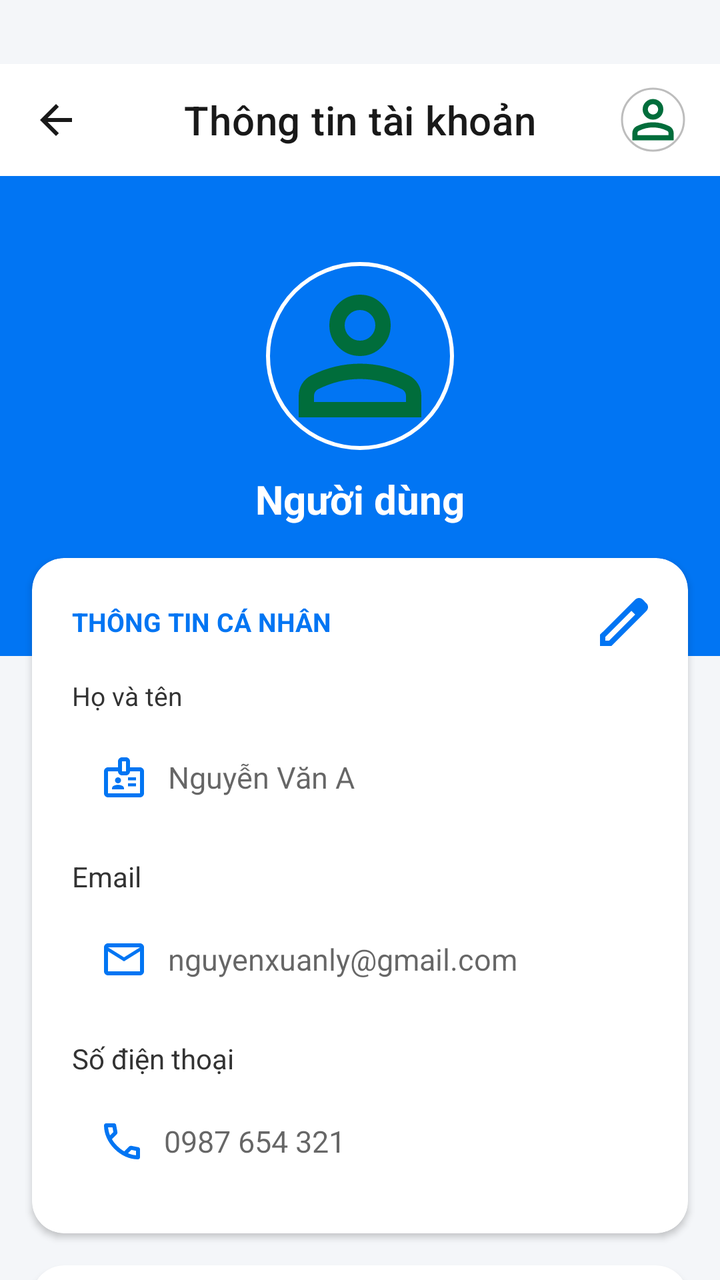
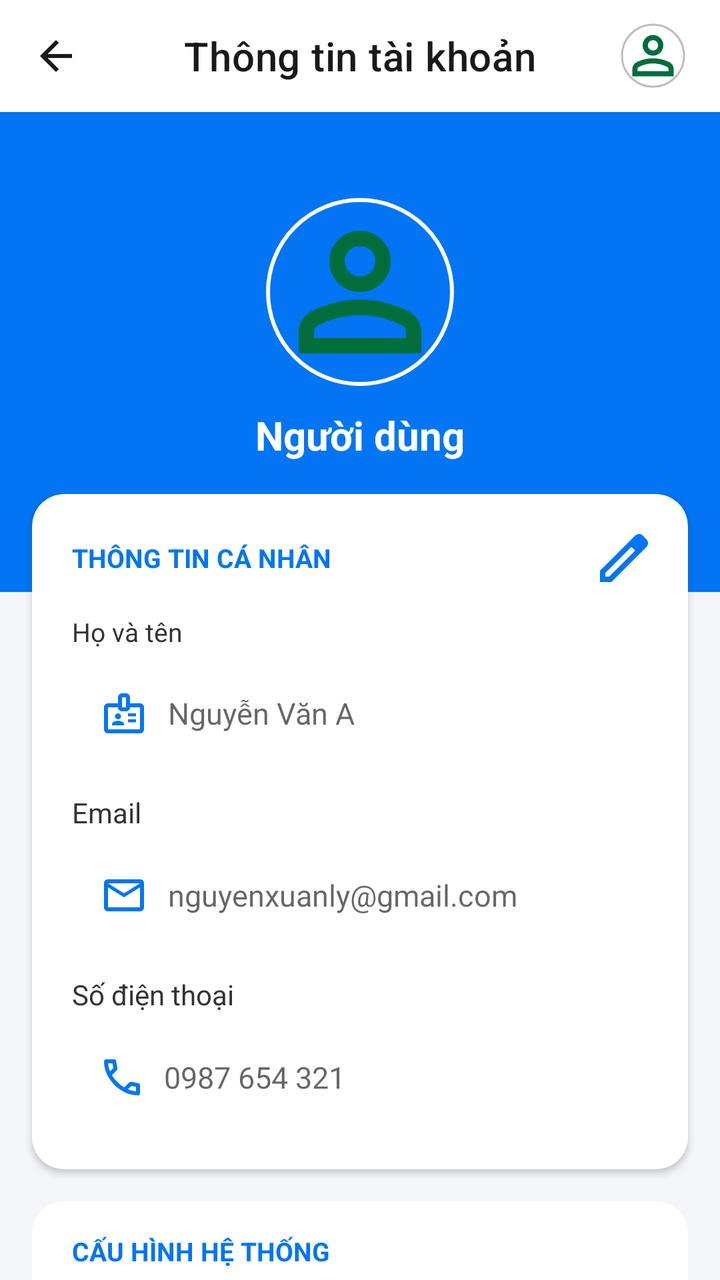

Two renders of the same Android screen: before a commit and after it. Below are the layout's source before the change and the commit's diff.
<!-- AndroidManifest.xml: application theme Theme.FlightBookingApp -->
<!-- res/layout/fragment_profile.xml -->
<?xml version="1.0" encoding="utf-8"?>
<androidx.coordinatorlayout.widget.CoordinatorLayout
    xmlns:android="http://schemas.android.com/apk/res/android"
    xmlns:app="http://schemas.android.com/apk/res-auto"
    xmlns:tools="http://schemas.android.com/tools"
    android:layout_width="match_parent"
    android:layout_height="match_parent"
    android:background="#F4F6F9">

    <com.google.android.material.appbar.AppBarLayout
        android:id="@+id/appBarLayout"
        android:layout_width="match_parent"
        android:layout_height="wrap_content"
        android:background="@android:color/transparent"
        app:elevation="0dp">

        <com.google.android.material.appbar.MaterialToolbar
            android:id="@+id/toolbarInfoProfile"
            android:layout_width="match_parent"
            android:layout_height="?attr/actionBarSize"
            android:background="@color/white"
            app:layout_anchor="@+id/appBarLayout"
            app:layout_anchorGravity="center"
            android:layout_marginTop="@dimen/spacing_large"
            app:navigationIcon="@drawable/ic_back"
            app:navigationIconTint="@color/textTitle"
            app:title="Thông tin tài khoản"
            app:titleCentered="true"
            app:titleTextColor="@color/textTitle">

            <com.google.android.material.imageview.ShapeableImageView
                android:id="@+id/imgSmallAvatar"
                android:layout_width="35dp"
                android:layout_height="35dp"
                android:layout_gravity="end"
                android:layout_marginEnd="16dp"
                android:background="@color/white"
                android:padding="2dp"
                android:scaleType="centerCrop"
                android:src="@drawable/ic_nav_profile"
                app:shapeAppearanceOverlay="@style/CircleImage"
                app:strokeColor="#BDBDBD"
                app:strokeWidth="1dp" />
        </com.google.android.material.appbar.MaterialToolbar>

    </com.google.android.material.appbar.AppBarLayout>

    <androidx.core.widget.NestedScrollView
        android:layout_width="match_parent"
        android:layout_height="match_parent"
        app:layout_behavior="@string/appbar_scrolling_view_behavior">

        <androidx.constraintlayout.widget.ConstraintLayout
            android:layout_width="match_parent"
            android:layout_height="wrap_content"
            android:paddingBottom="80dp">

            <View
                android:id="@+id/viewHeader"
                android:layout_width="match_parent"
                android:layout_height="240dp"
                android:background="#0175F3"
                app:layout_constraintEnd_toEndOf="parent"
                app:layout_constraintStart_toStartOf="parent"
                app:layout_constraintTop_toTopOf="parent" />

            <com.google.android.material.imageview.ShapeableImageView
                android:id="@+id/imgAvatar"
                android:layout_width="100dp"
                android:layout_height="100dp"
                android:layout_marginTop="40dp"
                android:padding="4dp"
                android:src="@drawable/ic_nav_profile"
                app:strokeColor="@color/white"
                app:strokeWidth="2dp"
                android:scaleType="centerCrop"
                app:shapeAppearanceOverlay="@style/CircleImage"
                app:layout_constraintTop_toTopOf="parent"
                app:layout_constraintStart_toStartOf="parent"
                app:layout_constraintEnd_toEndOf="parent" />

            <TextView
                android:id="@+id/tvRoleTag"
                android:layout_width="wrap_content"
                android:layout_height="wrap_content"
                android:layout_marginTop="8dp"
                android:text="Người dùng"
                android:textColor="@color/white"
                android:textSize="20sp"
                android:textStyle="bold"
                app:layout_constraintEnd_toEndOf="parent"
                app:layout_constraintStart_toStartOf="parent"
                app:layout_constraintTop_toBottomOf="@id/imgAvatar" />

            <com.google.android.material.card.MaterialCardView
                android:id="@+id/cardPersonalInfo"
                android:layout_width="0dp"
                android:layout_height="wrap_content"
                android:layout_margin="16dp"
                app:cardCornerRadius="16dp"
                app:cardElevation="2dp"
                app:strokeWidth="0dp"
                app:layout_constraintTop_toBottomOf="@id/tvRoleTag"
                app:layout_constraintStart_toStartOf="parent"
                app:layout_constraintEnd_toEndOf="parent">

                <LinearLayout
                    android:layout_width="match_parent"
                    android:layout_height="wrap_content"
                    android:orientation="vertical"
                    android:padding="20dp">

                    <RelativeLayout
                        android:layout_width="match_parent"
                        android:layout_height="wrap_content"
                        android:layout_marginBottom="16dp">

                        <TextView
                            android:layout_width="wrap_content"
                            android:layout_height="wrap_content"
                            android:text="THÔNG TIN CÁ NHÂN"
                            android:textColor="#0175F3"
                            android:textSize="13sp"
                            android:textStyle="bold"
                            android:layout_centerVertical="true"/>

                        <ImageView
                            android:id="@+id/imgEditProfile"
                            android:layout_width="24dp"
                            android:layout_height="24dp"
                            android:src="@drawable/ic_profile_edit"
                            app:tint="#0175F3"
                            android:layout_alignParentEnd="true"
                            android:layout_centerVertical="true"/>
                    </RelativeLayout>

                    <TextView
                        android:layout_width="wrap_content"
                        android:layout_height="wrap_content"
                        android:text="Họ và tên"
                        android:textSize="13sp"
                        android:layout_marginBottom="6dp"
                        android:textColor="@color/text_label" />

                    <TextView
                        android:id="@+id/tvNameDisplay"
                        android:layout_width="match_parent"
                        android:layout_height="52dp"
                        android:gravity="center_vertical"
                        android:paddingStart="16dp"
                        android:paddingEnd="16dp"
                        android:hint="Nguyễn Văn A"
                        android:textColor="#212121"
                        android:textSize="15sp"
                        android:drawableStart="@drawable/ic_profile_card"
                        android:drawablePadding="12dp"
                        app:drawableTint="#0175F3" />

                    <TextView
                        android:layout_width="wrap_content"
                        android:layout_height="wrap_content"
                        android:text="Email"
                        android:layout_marginTop="14dp"
                        android:layout_marginBottom="6dp"
                        android:textColor="@color/text_label" />

                    <TextView
                        android:id="@+id/tvEmailDisplay"
                        android:layout_width="match_parent"
                        android:layout_height="52dp"
                        android:gravity="center_vertical"
                        android:paddingStart="16dp"
                        android:paddingEnd="16dp"
                        android:hint="nguyenxuanly@gmail.com"
                        android:textColor="#212121"
                        android:textSize="15sp"
                        android:drawableStart="@drawable/ic_profile_email"
                        android:drawablePadding="12dp"
                        app:drawableTint="#0175F3" />

                    <TextView
                        android:layout_width="wrap_content"
                        android:layout_height="wrap_content"
                        android:text="Số điện thoại"
                        android:layout_marginTop="14dp"
                        android:layout_marginBottom="6dp"
                        android:textColor="@color/text_label" />

                    <TextView
                        android:id="@+id/tvPhoneDisplay"
                        android:layout_width="match_parent"
                        android:layout_height="52dp"
                        android:gravity="center_vertical"
                        android:paddingStart="16dp"
                        android:paddingEnd="16dp"
                        android:hint="0987 654 321"
                        android:textColor="#212121"
                        android:textSize="15sp"
                        android:drawableStart="@drawable/ic_profile_phone"
                        android:drawablePadding="12dp"
                        app:drawableTint="#0175F3" />

                </LinearLayout>
            </com.google.android.material.card.MaterialCardView>

            <com.google.android.material.card.MaterialCardView
                android:id="@+id/cardSystemConfig"
                android:layout_width="0dp"
                android:layout_height="wrap_content"
                android:layout_marginStart="16dp"
                android:layout_marginEnd="16dp"
                android:layout_marginTop="16dp"
                app:cardCornerRadius="16dp"
                app:cardElevation="2dp"
                app:strokeWidth="0dp"
                app:layout_constraintTop_toBottomOf="@id/cardPersonalInfo"
                app:layout_constraintStart_toStartOf="parent"
                app:layout_constraintEnd_toEndOf="parent">

                <LinearLayout
                    android:layout_width="match_parent"
                    android:layout_height="wrap_content"
                    android:orientation="vertical"
                    android:paddingTop="16dp"
                    android:paddingBottom="8dp">

                    <TextView
                        android:layout_width="wrap_content"
                        android:layout_height="wrap_content"
                        android:layout_marginStart="20dp"
                        android:layout_marginBottom="8dp"
                        android:text="CẤU HÌNH HỆ THỐNG"
                        android:textColor="#0175F3"
                        android:textSize="13sp"
                        android:textStyle="bold" />

                    <TextView
                        android:id="@+id/btnChangePassword"
                        android:layout_width="match_parent"
                        android:layout_height="56dp"
                        android:gravity="center_vertical"
                        android:paddingStart="20dp"
                        android:paddingEnd="20dp"
                        android:text="Đổi mật khẩu"
                        android:textColor="#212121"
                        android:textSize="15sp"
                        android:background="?attr/selectableItemBackground"
                        app:drawableStartCompat="@drawable/ic_menu_password"
                        app:drawableEndCompat="@drawable/ic_chevron_right"
                        app:drawableTint="#0175F3"
                        android:drawablePadding="16dp" />

                    <View android:layout_width="match_parent" android:layout_height="1dp" android:background="#F0F0F0" android:layout_marginStart="60dp" android:layout_marginEnd="20dp"/>

                    <TextView
                        android:id="@+id/btnPolicy"
                        android:layout_width="match_parent"
                        android:layout_height="56dp"
                        android:gravity="center_vertical"
                        android:paddingStart="20dp"
                        android:paddingEnd="20dp"
                        android:text="Chính sách &amp; Điều khoản"
                        android:textColor="#212121"
                        android:textSize="15sp"
                        android:background="?attr/selectableItemBackground"
                        app:drawableStartCompat="@drawable/ic_menu_policy"
                        app:drawableEndCompat="@drawable/ic_chevron_right"
                        app:drawableTint="#0175F3"
                        android:drawablePadding="16dp" />

                    <View android:layout_width="match_parent" android:layout_height="1dp" android:background="#F0F0F0" android:layout_marginStart="60dp" android:layout_marginEnd="20dp"/>

                    <TextView
                        android:id="@+id/btnSupport"
                        android:layout_width="match_parent"
                        android:layout_height="56dp"
                        android:gravity="center_vertical"
                        android:paddingStart="20dp"
                        android:paddingEnd="20dp"
                        android:text="Trung tâm trợ giúp"
                        android:textColor="#212121"
                        android:textSize="15sp"
                        android:background="?attr/selectableItemBackground"
                        app:drawableStartCompat="@drawable/ic_menu_support"
                        app:drawableEndCompat="@drawable/ic_chevron_right"
                        app:drawableTint="#0175F3"
                        android:drawablePadding="16dp" />

                    <View
                        android:layout_width="match_parent"
                        android:layout_height="1dp"
                        android:background="#F0F0F0"
                        android:layout_marginStart="60dp"
                        android:layout_marginEnd="20dp"/>

                    <TextView
                        android:id="@+id/btnLanguage"
                        android:layout_width="match_parent"
                        android:layout_height="56dp"
                        android:gravity="center_vertical"
                        android:paddingStart="20dp"
                        android:paddingEnd="20dp"
                        android:text="Ngôn ngữ"
                        android:textColor="#212121"
                        android:textSize="15sp"
                        android:background="?attr/selectableItemBackground"
                        app:drawableStartCompat="@drawable/ic_menu_language"
                        app:drawableEndCompat="@drawable/ic_chevron_right"
                        app:drawableTint="#0175F3"
                        android:drawablePadding="16dp" />

                </LinearLayout>
            </com.google.android.material.card.MaterialCardView>

            <com.google.android.material.button.MaterialButton
                android:id="@+id/btnLogout"
                style="@style/Widget.Material3.Button.OutlinedButton"
                android:layout_width="0dp"
                android:layout_height="56dp"
                android:layout_margin="16dp"
                android:text="Đăng xuất"
                android:textColor="#D32F2F"
                android:textSize="16sp"
                app:strokeColor="#D32F2F"
                app:icon="@drawable/ic_menu_logout"
                app:iconTint="#D32F2F"
                app:iconGravity="textStart"
                app:layout_constraintTop_toBottomOf="@id/cardSystemConfig"
                app:layout_constraintStart_toStartOf="parent"
                app:layout_constraintEnd_toEndOf="parent" />

        </androidx.constraintlayout.widget.ConstraintLayout>

    </androidx.core.widget.NestedScrollView>



</androidx.coordinatorlayout.widget.CoordinatorLayout>
<!-- resources referenced by this layout -->
<resources>
  <color name="textTitle">#191919</color>
  <color name="text_label">#333333</color>
  <color name="white">#FFFFFFFF</color>
  <dimen name="spacing_large">32dp</dimen>
  <!-- drawable ic_back (drawable) -->
  <vector xmlns:android="http://schemas.android.com/apk/res/android"
      android:width="16dp"
      android:height="16dp"
      android:viewportWidth="16"
      android:viewportHeight="16">
    <path
        android:pathData="M3.825,9L9.425,14.6L8,16L0,8L8,0L9.425,1.4L3.825,7H16V9H3.825Z"
        android:fillColor="#64748B"/>
  </vector>
  <!-- drawable ic_chevron_right (drawable) -->
  <vector xmlns:android="http://schemas.android.com/apk/res/android"
      android:width="8dp"
      android:height="12dp"
      android:viewportWidth="8"
      android:viewportHeight="12">
    <path
        android:pathData="M4.6,6L0,1.4L1.4,0L7.4,6L1.4,12L0,10.6L4.6,6Z"
        android:fillColor="#717786"/>
  </vector>
  <!-- drawable ic_menu_logout (drawable) -->
  <vector xmlns:android="http://schemas.android.com/apk/res/android"
      android:width="18dp"
      android:height="18dp"
      android:viewportWidth="18"
      android:viewportHeight="18">
    <path
        android:pathData="M2,18C1.45,18 0.979,17.804 0.587,17.413C0.196,17.021 0,16.55 0,16V2C0,1.45 0.196,0.979 0.587,0.587C0.979,0.196 1.45,0 2,0H9V2H2V16H9V18H2ZM13,14L11.625,12.55L14.175,10H6V8H14.175L11.625,5.45L13,4L18,9L13,14Z"
        android:fillColor="#BA1A1A"/>
  </vector>
  <!-- drawable ic_menu_policy (drawable) -->
  <vector xmlns:android="http://schemas.android.com/apk/res/android"
      android:width="16dp"
      android:height="20dp"
      android:viewportWidth="16"
      android:viewportHeight="20">
    <path
        android:pathData="M8,20C5.683,19.417 3.771,18.087 2.263,16.013C0.754,13.938 0,11.633 0,9.1V3L8,0L16,3V9.1C16,11.633 15.246,13.938 13.738,16.013C12.229,18.087 10.317,19.417 8,20ZM8,17.9C9.733,17.35 11.167,16.25 12.3,14.6C13.433,12.95 14,11.117 14,9.1V4.375L8,2.125L2,4.375V9.1C2,11.117 2.567,12.95 3.7,14.6C4.833,16.25 6.267,17.35 8,17.9Z"
        android:fillColor="#0175F3"/>
  </vector>
  <!-- drawable ic_profile_email (drawable) -->
  <vector xmlns:android="http://schemas.android.com/apk/res/android"
      android:width="20dp"
      android:height="16dp"
      android:viewportWidth="20"
      android:viewportHeight="16">
    <path
        android:pathData="M2,16C1.45,16 0.979,15.804 0.587,15.413C0.196,15.021 0,14.55 0,14V2C0,1.45 0.196,0.979 0.587,0.587C0.979,0.196 1.45,0 2,0H18C18.55,0 19.021,0.196 19.413,0.587C19.804,0.979 20,1.45 20,2V14C20,14.55 19.804,15.021 19.413,15.413C19.021,15.804 18.55,16 18,16H2V16M10,9L2,4V14V14V14H18V14V14V4L10,9V9M10,7L18,2H2L10,7V7M2,4V2V2V4V14V14V14V14V14V14V4V4"
        android:fillColor="#0175F3"/>
  </vector>
  <style name="CircleImage" parent="">
          <item name="cornerSize">50%</item>
      </style>
  <style name="Theme.FlightBookingApp" parent="Theme.MaterialComponents.DayNight.NoActionBar">
          
          <item name="colorPrimary">@color/purple_500</item>
          <item name="colorPrimaryVariant">@color/purple_700</item>
          <item name="colorOnPrimary">@color/white</item>
          
          <item name="colorSecondary">@color/teal_200</item>
          <item name="colorSecondaryVariant">@color/teal_700</item>
          <item name="colorOnSecondary">@color/black</item>
          
          <item name="android:statusBarColor">?attr/colorPrimaryVariant</item>
          
      </style>
  <color name="purple_500">#FF6200EE</color>
  <color name="purple_700">#FF3700B3</color>
  <color name="teal_200">#FF03DAC5</color>
  <color name="teal_700">#FF018786</color>
  <color name="black">#FF000000</color>
  <!-- unchanged entries left out for length: 7 -->
</resources>

<!-- the commit's change to res/layout/fragment_profile.xml (unified diff, before → after) -->
@@ -21,7 +21,6 @@
             android:background="@color/white"
             app:layout_anchor="@+id/appBarLayout"
             app:layout_anchorGravity="center"
-            android:layout_marginTop="@dimen/spacing_large"
             app:navigationIcon="@drawable/ic_back"
             app:navigationIconTint="@color/textTitle"
             app:title="Thông tin tài khoản"
<!-- resource entries referenced after the edit -->
@@ -3,7 +3,6 @@
   <color name="textTitle">#191919</color>
   <color name="text_label">#333333</color>
   <color name="white">#FFFFFFFF</color>
-  <dimen name="spacing_large">32dp</dimen>
   <!-- drawable ic_back (drawable) -->
   <vector xmlns:android="http://schemas.android.com/apk/res/android"
       android:width="16dp"
